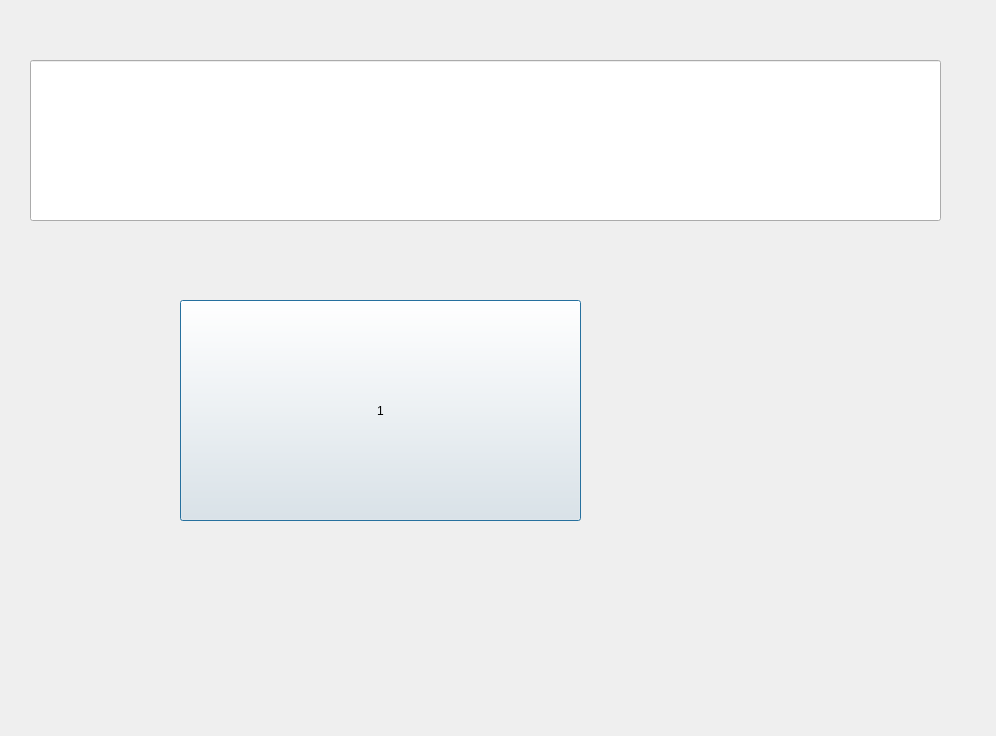
The window that FC/_uiFiles/untitled.ui (hykeegj/Calculator-PyQt5-Python) describes before a commit, drawn with Qt 5.
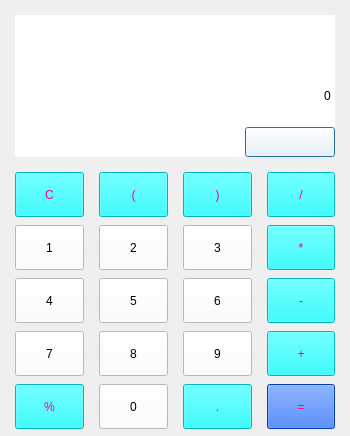
The same window after the commit. Icons and pictures are not drawn.

The edit to the form file:
```diff
--- a/FC/_uiFiles/untitled.ui
+++ b/FC/_uiFiles/untitled.ui
@@ -6,36 +6,491 @@
    <rect>
     <x>0</x>
     <y>0</y>
-    <width>996</width>
-    <height>736</height>
+    <width>350</width>
+    <height>436</height>
    </rect>
   </property>
+  <property name="minimumSize">
+   <size>
+    <width>350</width>
+    <height>436</height>
+   </size>
+  </property>
+  <property name="maximumSize">
+   <size>
+    <width>350</width>
+    <height>436</height>
+   </size>
+  </property>
   <property name="windowTitle">
    <string>Dialog</string>
   </property>
-  <widget class="QLineEdit" name="q_lineEdit">
-   <property name="geometry">
-    <rect>
-     <x>30</x>
-     <y>60</y>
-     <width>911</width>
-     <height>161</height>
-    </rect>
+  <property name="windowIcon">
+   <iconset>
+    <normaloff>../_image/icon.png</normaloff>../_image/icon.png</iconset>
+  </property>
+  <layout class="QGridLayout" name="gridLayout_3">
+   <property name="leftMargin">
+    <number>15</number>
    </property>
-  </widget>
-  <widget class="QPushButton" name="num_pushButton_1">
-   <property name="geometry">
-    <rect>
-     <x>180</x>
-     <y>300</y>
-     <width>401</width>
-     <height>221</height>
-    </rect>
+   <property name="topMargin">
+    <number>15</number>
    </property>
-   <property name="text">
-    <string>1</string>
+   <property name="rightMargin">
+    <number>15</number>
    </property>
-  </widget>
+   <property name="bottomMargin">
+    <number>15</number>
+   </property>
+   <property name="spacing">
+    <number>15</number>
+   </property>
+   <item row="0" column="0">
+    <widget class="QWidget" name="widget" native="true">
+     <property name="styleSheet">
+      <string notr="true">background-color: rgb(255, 255, 255);</string>
+     </property>
+     <layout class="QGridLayout" name="gridLayout_2">
+      <property name="leftMargin">
+       <number>0</number>
+      </property>
+      <property name="topMargin">
+       <number>0</number>
+      </property>
+      <property name="rightMargin">
+       <number>0</number>
+      </property>
+      <property name="bottomMargin">
+       <number>0</number>
+      </property>
+      <item row="0" column="0" colspan="2">
+       <widget class="QLineEdit" name="q_lineEdit">
+        <property name="minimumSize">
+         <size>
+          <width>0</width>
+          <height>50</height>
+         </size>
+        </property>
+        <property name="styleSheet">
+         <string notr="true">font: 20pt &quot;나눔손글씨 펜&quot;;</string>
+        </property>
+        <property name="text">
+         <string/>
+        </property>
+        <property name="frame">
+         <bool>false</bool>
+        </property>
+        <property name="alignment">
+         <set>Qt::AlignRight|Qt::AlignTrailing|Qt::AlignVCenter</set>
+        </property>
+       </widget>
+      </item>
+      <item row="1" column="0" colspan="2">
+       <widget class="QLineEdit" name="a_lineEdit">
+        <property name="minimumSize">
+         <size>
+          <width>0</width>
+          <height>50</height>
+         </size>
+        </property>
+        <property name="styleSheet">
+         <string notr="true">font: 40pt &quot;나눔손글씨 펜&quot;;</string>
+        </property>
+        <property name="text">
+         <string>0</string>
+        </property>
+        <property name="frame">
+         <bool>false</bool>
+        </property>
+        <property name="alignment">
+         <set>Qt::AlignRight|Qt::AlignTrailing|Qt::AlignVCenter</set>
+        </property>
+       </widget>
+      </item>
+      <item row="2" column="0">
+       <spacer name="horizontalSpacer">
+        <property name="orientation">
+         <enum>Qt::Horizontal</enum>
+        </property>
+        <property name="sizeHint" stdset="0">
+         <size>
+          <width>221</width>
+          <height>20</height>
+         </size>
+        </property>
+       </spacer>
+      </item>
+      <item row="2" column="1">
+       <widget class="QPushButton" name="del_pushButton">
+        <property name="minimumSize">
+         <size>
+          <width>90</width>
+          <height>30</height>
+         </size>
+        </property>
+        <property name="text">
+         <string/>
+        </property>
+       </widget>
+      </item>
+     </layout>
+    </widget>
+   </item>
+   <item row="1" column="0">
+    <layout class="QGridLayout" name="gridLayout">
+     <item row="0" column="0">
+      <widget class="QPushButton" name="reset_pushButton">
+       <property name="minimumSize">
+        <size>
+         <width>0</width>
+         <height>45</height>
+        </size>
+       </property>
+       <property name="styleSheet">
+        <string notr="true">background-color: rgb(0, 255, 255);
+color: rgb(255, 0, 127);
+font: 35pt &quot;나눔손글씨 펜&quot;;</string>
+       </property>
+       <property name="text">
+        <string>C</string>
+       </property>
+      </widget>
+     </item>
+     <item row="0" column="1">
+      <widget class="QPushButton" name="p_open_pushButton">
+       <property name="minimumSize">
+        <size>
+         <width>0</width>
+         <height>45</height>
+        </size>
+       </property>
+       <property name="styleSheet">
+        <string notr="true">background-color: rgb(0, 255, 255);
+color: rgb(255, 0, 127);
+font: 35pt &quot;나눔손글씨 펜&quot;;</string>
+       </property>
+       <property name="text">
+        <string>(</string>
+       </property>
+      </widget>
+     </item>
+     <item row="0" column="2">
+      <widget class="QPushButton" name="p_close_pushButton">
+       <property name="minimumSize">
+        <size>
+         <width>0</width>
+         <height>45</height>
+        </size>
+       </property>
+       <property name="styleSheet">
+        <string notr="true">background-color: rgb(0, 255, 255);
+color: rgb(255, 0, 127);
+font: 35pt &quot;나눔손글씨 펜&quot;;</string>
+       </property>
+       <property name="text">
+        <string>)</string>
+       </property>
+      </widget>
+     </item>
+     <item row="0" column="3">
+      <widget class="QPushButton" name="sign_pushButton_1">
+       <property name="minimumSize">
+        <size>
+         <width>0</width>
+         <height>45</height>
+        </size>
+       </property>
+       <property name="styleSheet">
+        <string notr="true">background-color: rgb(0, 255, 255);
+color: rgb(255, 0, 127);
+font: 35pt &quot;나눔손글씨 펜&quot;;</string>
+       </property>
+       <property name="text">
+        <string>/</string>
+       </property>
+      </widget>
+     </item>
+     <item row="1" column="0">
+      <widget class="QPushButton" name="num_pushButton_1">
+       <property name="minimumSize">
+        <size>
+         <width>0</width>
+         <height>45</height>
+        </size>
+       </property>
+       <property name="styleSheet">
+        <string notr="true">background-color: rgb(255, 255, 255);
+font: 35pt &quot;나눔손글씨 펜&quot;;</string>
+       </property>
+       <property name="text">
+        <string>1</string>
+       </property>
+      </widget>
+     </item>
+     <item row="1" column="1">
+      <widget class="QPushButton" name="num_pushButton_2">
+       <property name="minimumSize">
+        <size>
+         <width>0</width>
+         <height>45</height>
+        </size>
+       </property>
+       <property name="styleSheet">
+        <string notr="true">background-color: rgb(255, 255, 255);
+font: 35pt &quot;나눔손글씨 펜&quot;;</string>
+       </property>
+       <property name="text">
+        <string>2</string>
+       </property>
+      </widget>
+     </item>
+     <item row="1" column="2">
+      <widget class="QPushButton" name="num_pushButton_3">
+       <property name="minimumSize">
+        <size>
+         <width>0</width>
+         <height>45</height>
+        </size>
+       </property>
+       <property name="styleSheet">
+        <string notr="true">background-color: rgb(255, 255, 255);
+font: 35pt &quot;나눔손글씨 펜&quot;;</string>
+       </property>
+       <property name="text">
+        <string>3</string>
+       </property>
+      </widget>
+     </item>
+     <item row="1" column="3">
+      <widget class="QPushButton" name="sign_pushButton_2">
+       <property name="minimumSize">
+        <size>
+         <width>0</width>
+         <height>45</height>
+        </size>
+       </property>
+       <property name="styleSheet">
+        <string notr="true">background-color: rgb(0, 255, 255);
+color: rgb(255, 0, 127);
+font: 35pt &quot;나눔손글씨 펜&quot;;</string>
+       </property>
+       <property name="text">
+        <string>*</string>
+       </property>
+      </widget>
+     </item>
+     <item row="2" column="0">
+      <widget class="QPushButton" name="num_pushButton_4">
+       <property name="minimumSize">
+        <size>
+         <width>0</width>
+         <height>45</height>
+        </size>
+       </property>
+       <property name="styleSheet">
+        <string notr="true">background-color: rgb(255, 255, 255);
+font: 35pt &quot;나눔손글씨 펜&quot;;</string>
+       </property>
+       <property name="text">
+        <string>4</string>
+       </property>
+      </widget>
+     </item>
+     <item row="2" column="1">
+      <widget class="QPushButton" name="num_pushButton_5">
+       <property name="minimumSize">
+        <size>
+         <width>0</width>
+         <height>45</height>
+        </size>
+       </property>
+       <property name="styleSheet">
+        <string notr="true">background-color: rgb(255, 255, 255);
+font: 35pt &quot;나눔손글씨 펜&quot;;</string>
+       </property>
+       <property name="text">
+        <string>5</string>
+       </property>
+      </widget>
+     </item>
+     <item row="2" column="2">
+      <widget class="QPushButton" name="num_pushButton_6">
+       <property name="minimumSize">
+        <size>
+         <width>0</width>
+         <height>45</height>
+        </size>
+       </property>
+       <property name="styleSheet">
+        <string notr="true">background-color: rgb(255, 255, 255);
+font: 35pt &quot;나눔손글씨 펜&quot;;</string>
+       </property>
+       <property name="text">
+        <string>6</string>
+       </property>
+      </widget>
+     </item>
+     <item row="2" column="3">
+      <widget class="QPushButton" name="sign_pushButton_3">
+       <property name="minimumSize">
+        <size>
+         <width>0</width>
+         <height>45</height>
+        </size>
+       </property>
+       <property name="styleSheet">
+        <string notr="true">background-color: rgb(0, 255, 255);
+color: rgb(255, 0, 127);
+font: 35pt &quot;나눔손글씨 펜&quot;;</string>
+       </property>
+       <property name="text">
+        <string>-</string>
+       </property>
+      </widget>
+     </item>
+     <item row="3" column="0">
+      <widget class="QPushButton" name="num_pushButton_7">
+       <property name="minimumSize">
+        <size>
+         <width>0</width>
+         <height>45</height>
+        </size>
+       </property>
+       <property name="styleSheet">
+        <string notr="true">background-color: rgb(255, 255, 255);
+font: 35pt &quot;나눔손글씨 펜&quot;;</string>
+       </property>
+       <property name="text">
+        <string>7</string>
+       </property>
+      </widget>
+     </item>
+     <item row="3" column="1">
+      <widget class="QPushButton" name="num_pushButton_8">
+       <property name="minimumSize">
+        <size>
+         <width>0</width>
+         <height>45</height>
+        </size>
+       </property>
+       <property name="styleSheet">
+        <string notr="true">background-color: rgb(255, 255, 255);
+font: 35pt &quot;나눔손글씨 펜&quot;;</string>
+       </property>
+       <property name="text">
+        <string>8</string>
+       </property>
+      </widget>
+     </item>
+     <item row="3" column="2">
+      <widget class="QPushButton" name="num_pushButton_9">
+       <property name="minimumSize">
+        <size>
+         <width>0</width>
+         <height>45</height>
+        </size>
+       </property>
+       <property name="styleSheet">
+        <string notr="true">background-color: rgb(255, 255, 255);
+font: 35pt &quot;나눔손글씨 펜&quot;;</string>
+       </property>
+       <property name="text">
+        <string>9</string>
+       </property>
+      </widget>
+     </item>
+     <item row="3" column="3">
+      <widget class="QPushButton" name="sign_pushButton_4">
+       <property name="minimumSize">
+        <size>
+         <width>0</width>
+         <height>45</height>
+        </size>
+       </property>
+       <property name="styleSheet">
+        <string notr="true">background-color: rgb(0, 255, 255);
+color: rgb(255, 0, 127);
+font: 35pt &quot;나눔손글씨 펜&quot;;</string>
+       </property>
+       <property name="text">
+        <string>+</string>
+       </property>
+      </widget>
+     </item>
+     <item row="4" column="0">
+      <widget class="QPushButton" name="per_pushButton">
+       <property name="minimumSize">
+        <size>
+         <width>0</width>
+         <height>45</height>
+        </size>
+       </property>
+       <property name="styleSheet">
+        <string notr="true">background-color: rgb(0, 255, 255);
+color: rgb(255, 0, 127);
+font: 35pt &quot;나눔손글씨 펜&quot;;</string>
+       </property>
+       <property name="text">
+        <string>%</string>
+       </property>
+      </widget>
+     </item>
+     <item row="4" column="1">
+      <widget class="QPushButton" name="num_pushButton_0">
+       <property name="minimumSize">
+        <size>
+         <width>0</width>
+         <height>45</height>
+        </size>
+       </property>
+       <property name="styleSheet">
+        <string notr="true">background-color: rgb(255, 255, 255);
+font: 35pt &quot;나눔손글씨 펜&quot;;</string>
+       </property>
+       <property name="text">
+        <string>0</string>
+       </property>
+      </widget>
+     </item>
+     <item row="4" column="2">
+      <widget class="QPushButton" name="dot_pushButton">
+       <property name="minimumSize">
+        <size>
+         <width>0</width>
+         <height>45</height>
+        </size>
+       </property>
+       <property name="styleSheet">
+        <string notr="true">background-color: rgb(0, 255, 255);
+color: rgb(255, 0, 127);
+font: 35pt &quot;나눔손글씨 펜&quot;;</string>
+       </property>
+       <property name="text">
+        <string>.</string>
+       </property>
+      </widget>
+     </item>
+     <item row="4" column="3">
+      <widget class="QPushButton" name="result_pushButton">
+       <property name="minimumSize">
+        <size>
+         <width>0</width>
+         <height>45</height>
+        </size>
+       </property>
+       <property name="styleSheet">
+        <string notr="true">background-color: rgb(0, 85, 255);
+color: rgb(255, 0, 127);
+font: 35pt &quot;나눔손글씨 펜&quot;;</string>
+       </property>
+       <property name="text">
+        <string>=</string>
+       </property>
+      </widget>
+     </item>
+    </layout>
+   </item>
+  </layout>
  </widget>
  <resources/>
  <connections/>
```
Left out of the diff: 2 changed lines with no effect on the pictures.
